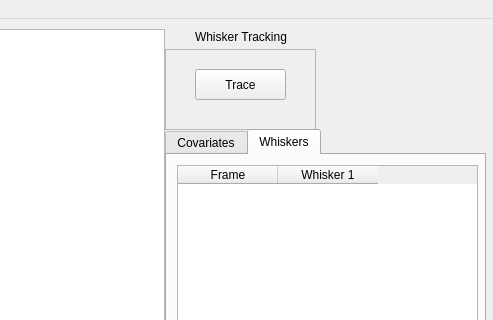
The window that src/mainwindow.ui (paulmthompson/WhiskerToolbox) describes before a commit, drawn with Qt 5; both pictures show x 475 to 968 and y 0 to 320 of the 968 by 635 pixel window.
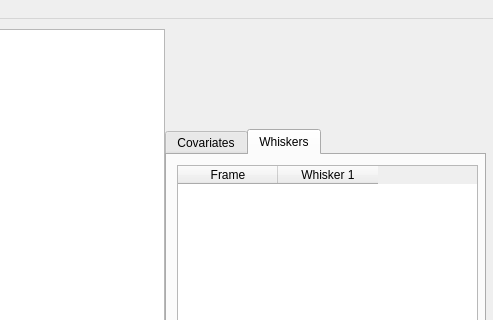
The same window after the commit. The open tabs and pages were chosen to show the change. Icons and pictures are not drawn.

Commit message: whisker widget now contains all of whisker tracking capabilities

Patch:
```diff
--- a/src/mainwindow.ui
+++ b/src/mainwindow.ui
@@ -98,48 +98,6 @@
      <string>0</string>
     </property>
    </widget>
-   <widget class="QFrame" name="frame">
-    <property name="geometry">
-     <rect>
-      <x>640</x>
-      <y>30</y>
-      <width>151</width>
-      <height>81</height>
-     </rect>
-    </property>
-    <property name="frameShape">
-     <enum>QFrame::StyledPanel</enum>
-    </property>
-    <property name="frameShadow">
-     <enum>QFrame::Sunken</enum>
-    </property>
-    <widget class="QPushButton" name="trace_button">
-     <property name="geometry">
-      <rect>
-       <x>30</x>
-       <y>20</y>
-       <width>91</width>
-       <height>31</height>
-      </rect>
-     </property>
-     <property name="text">
-      <string>Trace</string>
-     </property>
-    </widget>
-   </widget>
-   <widget class="QLabel" name="label_3">
-    <property name="geometry">
-     <rect>
-      <x>670</x>
-      <y>10</y>
-      <width>101</width>
-      <height>16</height>
-     </rect>
-    </property>
-    <property name="text">
-     <string>Whisker Tracking</string>
-    </property>
-   </widget>
    <widget class="QPushButton" name="play_button">
     <property name="geometry">
      <rect>
```
Left out of the diff: 2 changed lines with no effect on the pictures. The commit also changes 7 other files.
